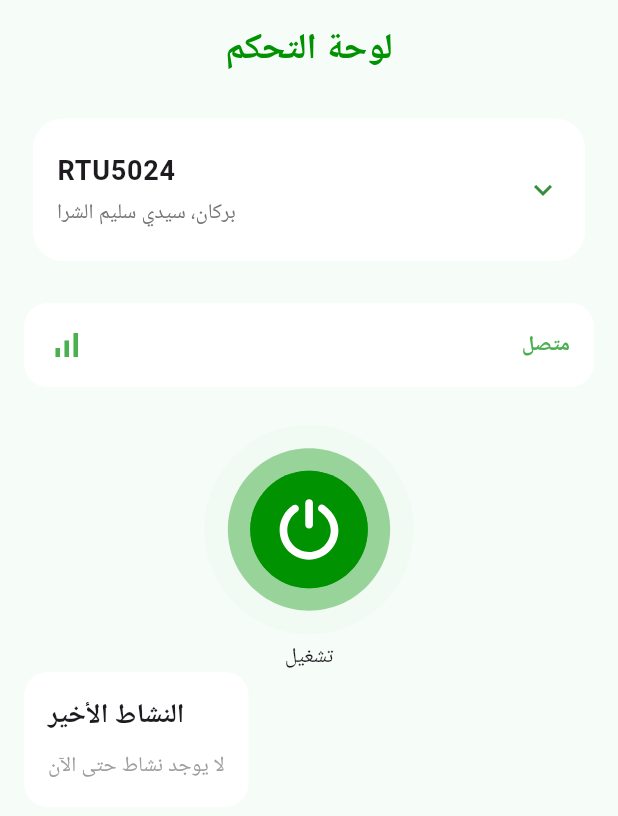
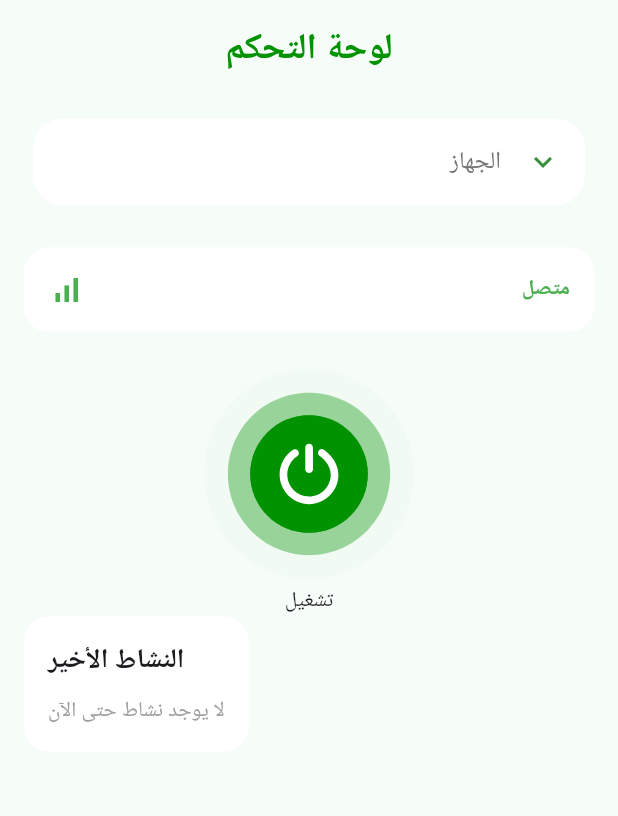
Before and after one commit to AbdElMalek-L/agrosys, a Flutter app: the HomeScreen screen opened directly, on a phone screen of 412 x 824 dp. Shown: the top 816 px of the screen. Run offline on Flutter 3.47's test engine with Material 3 defaults, Android fonts, the phone set to English and light mode, and no system bars; our stand-ins replace fluttertoast, lottie, shared_preferences; missing offline and left inert: flutter_background_messenger; accounts and stored records are empty.

Commit message:
add new device page as start page if there is no device enregistrated

```diff
--- a/lib/components/device_card.dart
+++ /dev/null
@@ -1,82 +0,0 @@
-import 'package:flutter/material.dart';
-import '../pages/add_device_page.dart';
-import '../modules/device_storage.dart';
-
-class DeviceCard extends StatefulWidget {
-  const DeviceCard({super.key});
-
-  @override
-  _DeviceCardState createState() => _DeviceCardState();
-}
-
-class _DeviceCardState extends State<DeviceCard> {
-  bool _isExpanded = false;
-
-  @override
-  Widget build(BuildContext context) {
-    return Card(
-      elevation: 0, // Adds a soft shadow effect
-      color: Colors.white,
-      shape: RoundedRectangleBorder(borderRadius: BorderRadius.circular(20)),
-      margin: EdgeInsets.symmetric(horizontal: 6, vertical: 8),
-      child: Theme(
-        data: Theme.of(context).copyWith(dividerColor: Colors.transparent),
-        child: ExpansionTile(
-          onExpansionChanged: (expanded) {
-            setState(() {
-              _isExpanded = expanded;
-            });
-          },
-          tilePadding: EdgeInsets.symmetric(horizontal: 16, vertical: 12),
-          childrenPadding: EdgeInsets.only(bottom: 12),
-          iconColor: Colors.green[700],
-          collapsedIconColor: Colors.green[700],
-          trailing: AnimatedRotation(
-            turns: _isExpanded ? 0.5 : 0, // Smooth icon rotation
-            duration: Duration(milliseconds: 300),
-            child: Icon(Icons.expand_more),
-          ),
-          title: Column(
-            crossAxisAlignment: CrossAxisAlignment.start,
-            children: [
-              Text(
-                "RTU5024",
-                style: TextStyle(fontSize: 18, fontWeight: FontWeight.bold),
-              ),
-              SizedBox(height: 4),
-              Text(
-                "بركان، سيدي سليم الشرا",
-                style: TextStyle(color: Colors.grey[600], fontSize: 14),
-              ),
-            ],
-          ),
-          children: [
-            Divider(
-              indent: 16,
-              endIndent: 16,
-              thickness: 1,
-            ), // Stylish separator
-            ListTile(
-              leading: Icon(Icons.add, color: Colors.green[700]),
-              title: Text(
-                "إضافة جهاز جديد",
-                style: TextStyle(fontWeight: FontWeight.w500),
-              ),
-              onTap: () {
-                Navigator.push(
-                  context,
-                  MaterialPageRoute(builder: (context) => AddDevicePage()),
-                );
-              },
-              shape: RoundedRectangleBorder(
-                borderRadius: BorderRadius.circular(12),
-              ),
-              tileColor: Colors.green[50], // Subtle background color
-              splashColor: Colors.green[100], // Interactive ripple effect
-            ),
-          ],
-        ),
-      ),
-    );
-  }
-}
--- a/lib/components/device_models_card.dart
+++ b/lib/components/device_models_card.dart
@@ -38,7 +38,7 @@ class _DeviceModelsCardState extends State<DeviceModelsCard> {
           iconColor: Colors.green[700],
           collapsedIconColor: Colors.green[700],
           title: Text(
-            _selectedModel ?? "المرجوا اختيار طراز الجهاز.",
+            _selectedModel ?? "طراز الجهاز",
             style: TextStyle(
               fontSize: 16,
               color: _selectedModel != null ? Colors.black : Colors.grey[600],
@@ -52,7 +52,7 @@ class _DeviceModelsCardState extends State<DeviceModelsCard> {
           ),
           children: [
             Divider(indent: 30, endIndent: 30, thickness: 1, color: mainColor),
-            ...widget.models.map((model) => _buildModelItem(model)).toList(),
+            ...widget.models.map((model) => _buildModelItem(model)),
           ],
         ),
       ),
--- /dev/null
+++ b/lib/components/devices_card.dart
@@ -0,0 +1,214 @@
+import 'package:flutter/material.dart';
+import '../themes/colors.dart';
+import '../pages/add_device_page.dart';
+import '../modules/device_storage.dart';
+
+initSampleData() async {
+  final devices = await DeviceStorage.loadDevices();
+  if (devices.isEmpty) {
+    await DeviceStorage.saveDevices([]);
+  }
+}
+
+class DevicesCard extends StatefulWidget {
+  final List<Map<String, String>> devices;
+  final ValueChanged<String>? ondeviceselected;
+
+  const DevicesCard({super.key, required this.devices, this.ondeviceselected});
+
+  @override
+  _DevicesCardState createState() => _DevicesCardState();
+}
+
+class _DevicesCardState extends State<DevicesCard> {
+  String? _selecteddevice;
+  bool _isExpanded = false;
+  int _expansionKey = 0;
+
+  @override
+  Widget build(BuildContext context) {
+    return Card(
+      elevation: 0,
+      color: Colors.white,
+      shape: RoundedRectangleBorder(borderRadius: BorderRadius.circular(20)),
+      margin: const EdgeInsets.symmetric(horizontal: 6, vertical: 8),
+      child: Theme(
+        data: Theme.of(context).copyWith(dividerColor: Colors.transparent),
+        child: ExpansionTile(
+          key: ValueKey(_expansionKey),
+          onExpansionChanged:
+              (expanded) => setState(() => _isExpanded = expanded),
+          tilePadding: const EdgeInsets.symmetric(horizontal: 16, vertical: 0),
+          childrenPadding: const EdgeInsets.only(bottom: 12),
+          iconColor: Colors.green[700],
+          collapsedIconColor: Colors.green[700],
+          title: Text(
+            _selecteddevice ?? "الجهاز",
+            style: TextStyle(
+              fontSize: 16,
+              color: _selecteddevice != null ? Colors.black : Colors.grey[600],
+            ),
+            textDirection: TextDirection.rtl,
+          ),
+          trailing: AnimatedRotation(
+            turns: _isExpanded ? 0.5 : 0,
+            duration: const Duration(milliseconds: 300),
+            child: const Icon(Icons.expand_more),
+          ),
+          children: [
+            ...widget.devices.map((device) => _buildDeviceItem(device)),
+            ListTile(
+              leading: Icon(Icons.add, color: Colors.green[700]),
+              title: const Text(
+                "إضافة جهاز جديد",
+                style: TextStyle(fontWeight: FontWeight.w500),
+              ),
+              onTap: () {
+                Navigator.push(
+                  context,
+                  MaterialPageRoute(builder: (context) => AddDevicePage()),
+                );
+              },
+              shape: RoundedRectangleBorder(
+                borderRadius: BorderRadius.circular(12),
+              ),
+              tileColor: Colors.green[50],
+              splashColor: Colors.green[100],
+            ),
+          ],
+        ),
+      ),
+    );
+  }
+
+  Widget _buildDeviceItem(Map<String, String> device) {
+    final deviceName = device['name'] ?? 'Unnamed Device';
+    return Column(
+      children: [
+        Divider(
+          indent: 30,
+          endIndent: 30,
+          thickness: 1,
+          color: Colors.green[100],
+        ),
+        ListTile(
+          title: Text(
+            deviceName,
+            textDirection: TextDirection.rtl,
+            style: TextStyle(
+              color: _selecteddevice == deviceName ? mainColor : Colors.black,
+            ),
+          ),
+          trailing:
+              _selecteddevice == deviceName
+                  ? Icon(Icons.check_circle, color: mainColor)
+                  : null,
+          shape: RoundedRectangleBorder(
+            borderRadius: BorderRadius.circular(12),
+          ),
+          onTap: () {
+            setState(() {
+              _selecteddevice = deviceName;
+              _expansionKey++;
+            });
+            widget.ondeviceselected?.call(deviceName);
+          },
+        ),
+      ],
+    );
+  }
+}
+
+// import 'package:flutter/material.dart';
+// import '../pages/add_device_page.dart';
+// import '../modules/device_storage.dart';
+
+// class DevicesCard extends StatefulWidget {
+//   const DevicesCard({super.key});
+
+//   @override
+//   _DevicesCardState createState() => _DevicesCardState();
+// }
+
+// class _DevicesCardState extends State<DevicesCard> {
+//   bool _isExpanded = false;
+//   List<Map<String, String>> devices = [];
+
+//   @override
+//   Widget build(BuildContext context) {
+//     return Card(
+//       elevation: 0, // Adds a soft shadow effect
+//       color: Colors.white,
+//       shape: RoundedRectangleBorder(borderRadius: BorderRadius.circular(20)),
+//       margin: EdgeInsets.symmetric(horizontal: 6, vertical: 8),
+//       child: Theme(
+//         data: Theme.of(context).copyWith(dividerColor: Colors.transparent),
+//         child: ExpansionTile(
+//           onExpansionChanged: (expanded) {
+//             setState(() {
+//               _isExpanded = expanded;
+//             });
+//           },
+//           tilePadding: EdgeInsets.symmetric(horizontal: 16, vertical: 12),
+//           childrenPadding: EdgeInsets.only(bottom: 12),
+//           iconColor: Colors.green[700],
+//           collapsedIconColor: Colors.green[700],
+//           trailing: AnimatedRotation(
+//             turns: _isExpanded ? 0.5 : 0, // Smooth icon rotation
+//             duration: Duration(milliseconds: 300),
+//             child: Icon(Icons.expand_more),
+//           ),
+//           title: Column(
+//             crossAxisAlignment: CrossAxisAlignment.start,
+//             children: [
+//               // Text(
+//               //   "RTU5024",
+//               //   style: TextStyle(fontSize: 18, fontWeight: FontWeight.bold),
+//               // ),
+//               // SizedBox(height: 4),
+//               // Text(
+//               //   "بركان، سيدي سليم الشرا",
+//               //   style: TextStyle(color: Colors.grey[600], fontSize: 14),
+//               // ),
+//             ],
+//           ),
+//           children: [
+//             Divider(indent: 16, endIndent: 16, thickness: 1),
+//             Column(
+//               crossAxisAlignment: CrossAxisAlignment.start,
+//               children: [
+//                 Text(
+//                   "RTU5024",
+//                   style: TextStyle(fontSize: 18, fontWeight: FontWeight.bold),
+//                 ),
+//                 SizedBox(height: 4),
+//                 Text(
+//                   "بركان، سيدي سليمان الشراعة",
+//                   style: TextStyle(color: Colors.grey[600], fontSize: 14),
+//                 ),
+//               ],
+//             ), // Stylish separator
+//             ListTile(
+//               leading: Icon(Icons.add, color: Colors.green[700]),
+//               title: Text(
+//                 "إضافة جهاز جديد",
+//                 style: TextStyle(fontWeight: FontWeight.w500),
+//               ),
+//               onTap: () {
+//                 Navigator.push(
+//                   context,
+//                   MaterialPageRoute(builder: (context) => AddDevicePage()),
+//                 );
+//               },
+//               shape: RoundedRectangleBorder(
+//                 borderRadius: BorderRadius.circular(12),
+//               ),
+//               tileColor: Colors.green[50], // Subtle background color
+//               splashColor: Colors.green[100], // Interactive ripple effect
+//             ),
+//           ],
+//         ),
+//       ),
+//     );
+//   }
+// }
--- a/lib/pages/home_screen.dart
+++ b/lib/pages/home_screen.dart
@@ -2,8 +2,9 @@ import 'package:flutter/material.dart';
 import 'package:lottie/lottie.dart';
 import 'package:shared_preferences/shared_preferences.dart';
 import '../modules/sent_sms.dart';
+import '../modules/device_storage.dart';
 import '../components/recent_activity.dart';
-import '../components/device_card.dart';
+import '../components/devices_card.dart';
 import '../components/header.dart';
 
 class HomeScreen extends StatefulWidget {
@@ -19,6 +20,8 @@ class _HomeScreenState extends State<HomeScreen> {
   String controlAssetPowerOn = "assets/power_animation.json";
   String controlAssetPowerOff = "assets/power_off.json";
 
+  List<Map<String, String>> devices = [];
+
   @override
   void initState() {
     super.initState();
@@ -31,7 +34,15 @@ class _HomeScreenState extends State<HomeScreen> {
     setState(() {
       isPowerOn = prefs.getBool('isPowerOn') ?? false;
     });
-    print("Loaded power state: \$isPowerOn"); // Debugging log
+  }
+
+  // Load the list of devices
+
+  Future<void> _loadDevices() async {
+    final loadedDevices = await DeviceStorage.loadDevices();
+    setState(() {
+      devices = loadedDevices;
+    });
   }
 
   // Toggle power state and send an SMS
@@ -57,7 +68,7 @@ class _HomeScreenState extends State<HomeScreen> {
             children: [
               Center(child: Header(title: "لوحة التحكم")),
               SizedBox(height: 20),
-              DeviceCard(),
+              DevicesCard(devices: devices),
               SizedBox(height: 20),
 
               SignalIndicator(),
```
Also changed, not shown: lib/modules/device_storage.dart (+7 -2 lines), lib/pages/intro_page.dart (+14 -2 lines).
